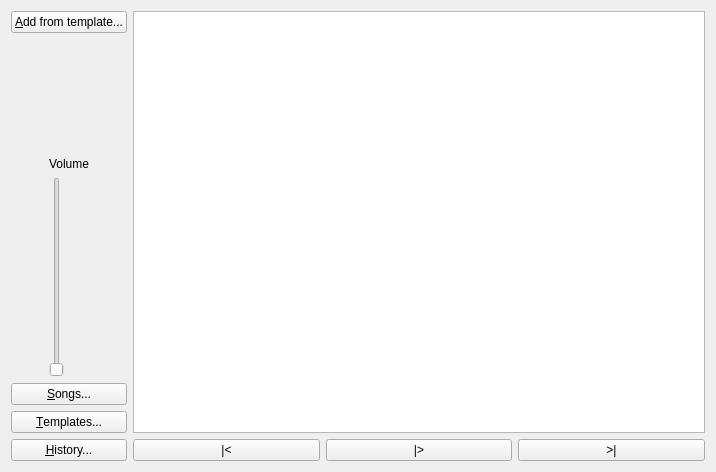
Before: the Qt Designer form PlayerWindow.ui in madmaxoft/SkauTan, drawn with Qt 5.
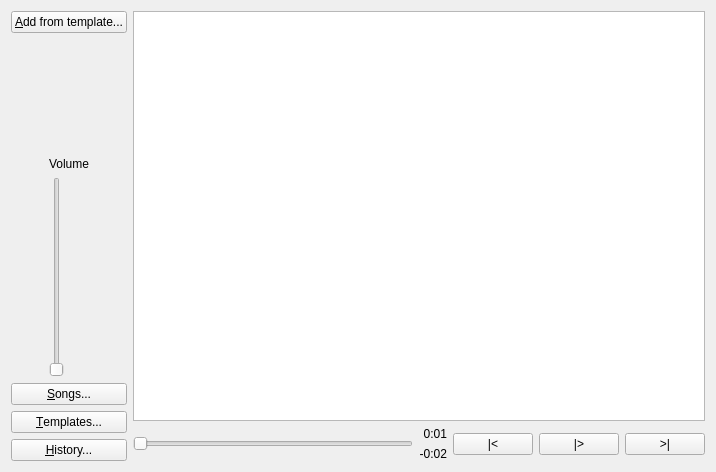
After: the same form once the commit is applied.

Commit message: PlayerWindow: Added playback position indicators.

```diff
--- a/PlayerWindow.ui
+++ b/PlayerWindow.ui
@@ -131,6 +131,37 @@
       </item>
       <item>
        <layout class="QHBoxLayout" name="horizontalLayout">
+        <item>
+         <widget class="QSlider" name="hsPosition">
+          <property name="orientation">
+           <enum>Qt::Horizontal</enum>
+          </property>
+         </widget>
+        </item>
+        <item>
+         <layout class="QVBoxLayout" name="verticalLayout_3">
+          <item>
+           <widget class="QLabel" name="lblPosition">
+            <property name="text">
+             <string>0:01</string>
+            </property>
+            <property name="alignment">
+             <set>Qt::AlignRight|Qt::AlignTrailing|Qt::AlignVCenter</set>
+            </property>
+           </widget>
+          </item>
+          <item>
+           <widget class="QLabel" name="lblRemaining">
+            <property name="text">
+             <string>-0:02</string>
+            </property>
+            <property name="alignment">
+             <set>Qt::AlignRight|Qt::AlignTrailing|Qt::AlignVCenter</set>
+            </property>
+           </widget>
+          </item>
+         </layout>
+        </item>
         <item>
          <widget class="QPushButton" name="btnPrev">
           <property name="text">
```
The commit also changes 6 other files.
